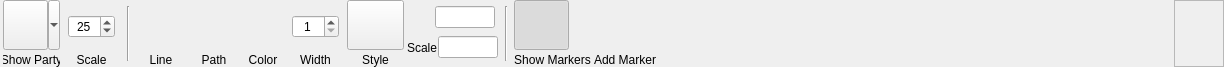
First picture: the form in DMHelper/src/ribbontabworldmap.ui, repository MMetze/DMHelper, before the edit.
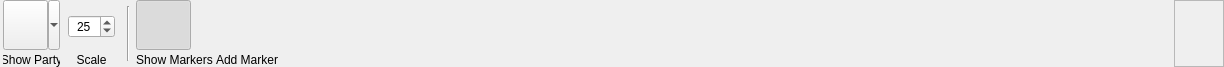
Second picture: the form after the edit. Icons and pictures are not drawn. Custom widgets are drawn as their Qt base class.

Commit message: Cleaned up and paths in battle

```diff
--- a/DMHelper/src/ribbontabworldmap.ui
+++ b/DMHelper/src/ribbontabworldmap.ui
@@ -229,588 +229,6 @@
      </property>
     </widget>
    </item>
-   <item>
-    <layout class="QVBoxLayout" name="verticalLayout_14">
-     <property name="spacing">
-      <number>0</number>
-     </property>
-     <item>
-      <widget class="QPushButton" name="btnDistance">
-       <property name="sizePolicy">
-        <sizepolicy hsizetype="Minimum" vsizetype="Fixed">
-         <horstretch>0</horstretch>
-         <verstretch>0</verstretch>
-        </sizepolicy>
-       </property>
-       <property name="minimumSize">
-        <size>
-         <width>50</width>
-         <height>50</height>
-        </size>
-       </property>
-       <property name="maximumSize">
-        <size>
-         <width>50</width>
-         <height>50</height>
-        </size>
-       </property>
-       <property name="toolTip">
-        <string>Drag to show the distance between two points</string>
-       </property>
-       <property name="text">
-        <string/>
-       </property>
-       <property name="icon">
-        <iconset resource="resources.qrc">
-         <normaloff>:/img/data/icon_distance.png</normaloff>:/img/data/icon_distance.png</iconset>
-       </property>
-       <property name="iconSize">
-        <size>
-         <width>40</width>
-         <height>40</height>
-        </size>
-       </property>
-       <property name="checkable">
-        <bool>true</bool>
-       </property>
-       <property name="autoDefault">
-        <bool>false</bool>
-       </property>
-       <property name="flat">
-        <bool>true</bool>
-       </property>
-      </widget>
-     </item>
-     <item>
-      <widget class="QLabel" name="lblDistance">
-       <property name="lineWidth">
-        <number>0</number>
-       </property>
-       <property name="text">
-        <string>Line</string>
-       </property>
-       <property name="alignment">
-        <set>Qt::AlignBottom|Qt::AlignHCenter</set>
-       </property>
-      </widget>
-     </item>
-    </layout>
-   </item>
-   <item>
-    <layout class="QVBoxLayout" name="verticalLayout_10">
-     <property name="spacing">
-      <number>0</number>
-     </property>
-     <item>
-      <widget class="QPushButton" name="btnFreeDistance">
-       <property name="sizePolicy">
-        <sizepolicy hsizetype="Minimum" vsizetype="Fixed">
-         <horstretch>0</horstretch>
-         <verstretch>0</verstretch>
-        </sizepolicy>
-       </property>
-       <property name="minimumSize">
-        <size>
-         <width>50</width>
-         <height>50</height>
-        </size>
-       </property>
-       <property name="maximumSize">
-        <size>
-         <width>50</width>
-         <height>50</height>
-        </size>
-       </property>
-       <property name="toolTip">
-        <string>Drag to show the distance along a line</string>
-       </property>
-       <property name="text">
-        <string/>
-       </property>
-       <property name="icon">
-        <iconset resource="resources.qrc">
-         <normaloff>:/img/data/icon_freedistance.png</normaloff>:/img/data/icon_freedistance.png</iconset>
-       </property>
-       <property name="iconSize">
-        <size>
-         <width>40</width>
-         <height>40</height>
-        </size>
-       </property>
-       <property name="checkable">
-        <bool>true</bool>
-       </property>
-       <property name="autoDefault">
-        <bool>false</bool>
-       </property>
-       <property name="flat">
-        <bool>true</bool>
-       </property>
-      </widget>
-     </item>
-     <item>
-      <widget class="QLabel" name="lblFreeDistance">
-       <property name="lineWidth">
-        <number>0</number>
-       </property>
-       <property name="text">
-        <string>Path</string>
-       </property>
-       <property name="alignment">
-        <set>Qt::AlignBottom|Qt::AlignHCenter</set>
-       </property>
-      </widget>
-     </item>
-    </layout>
-   </item>
-   <item>
-    <layout class="QVBoxLayout" name="verticalLayout_5">
-     <property name="spacing">
-      <number>0</number>
-     </property>
-     <item>
-      <spacer name="verticalSpacer_6">
-       <property name="orientation">
-        <enum>Qt::Vertical</enum>
-       </property>
-       <property name="sizeHint" stdset="0">
-        <size>
-         <width>42</width>
-         <height>13</height>
-        </size>
-       </property>
-      </spacer>
-     </item>
-     <item>
-      <layout class="QHBoxLayout" name="horizontalLayout_5">
-       <property name="spacing">
-        <number>0</number>
-       </property>
-       <item>
-        <spacer name="horizontalSpacer_4">
-         <property name="orientation">
-          <enum>Qt::Horizontal</enum>
-         </property>
-         <property name="sizeType">
-          <enum>QSizePolicy::Preferred</enum>
-         </property>
-         <property name="sizeHint" stdset="0">
-          <size>
-           <width>2</width>
-           <height>19</height>
-          </size>
-         </property>
-        </spacer>
-       </item>
-       <item>
-        <widget class="ColorPushButton" name="btnLineColor">
-         <property name="sizePolicy">
-          <sizepolicy hsizetype="Fixed" vsizetype="Fixed">
-           <horstretch>0</horstretch>
-           <verstretch>0</verstretch>
-          </sizepolicy>
-         </property>
-         <property name="minimumSize">
-          <size>
-           <width>30</width>
-           <height>30</height>
-          </size>
-         </property>
-         <property name="maximumSize">
-          <size>
-           <width>30</width>
-           <height>30</height>
-          </size>
-         </property>
-         <property name="toolTip">
-          <string>Select the line color</string>
-         </property>
-         <property name="text">
-          <string/>
-         </property>
-         <property name="iconSize">
-          <size>
-           <width>40</width>
-           <height>40</height>
-          </size>
-         </property>
-         <property name="flat">
-          <bool>true</bool>
-         </property>
-        </widget>
-       </item>
-       <item>
-        <spacer name="horizontalSpacer_5">
-         <property name="orientation">
-          <enum>Qt::Horizontal</enum>
-         </property>
-         <property name="sizeType">
-          <enum>QSizePolicy::Preferred</enum>
-         </property>
-         <property name="sizeHint" stdset="0">
-          <size>
-           <width>2</width>
-           <height>19</height>
-          </size>
-         </property>
-        </spacer>
-       </item>
-      </layout>
-     </item>
-     <item>
-      <spacer name="verticalSpacer_5">
-       <property name="orientation">
-        <enum>Qt::Vertical</enum>
-       </property>
-       <property name="sizeHint" stdset="0">
-        <size>
-         <width>42</width>
-         <height>13</height>
-        </size>
-       </property>
-      </spacer>
-     </item>
-     <item>
-      <widget class="QLabel" name="lblLineColor">
-       <property name="text">
-        <string>Color</string>
-       </property>
-       <property name="alignment">
-        <set>Qt::AlignBottom|Qt::AlignHCenter</set>
-       </property>
-      </widget>
-     </item>
-    </layout>
-   </item>
-   <item>
-    <layout class="QVBoxLayout" name="verticalLayout_6">
-     <property name="spacing">
-      <number>0</number>
-     </property>
-     <item>
-      <spacer name="verticalSpacer_7">
-       <property name="orientation">
-        <enum>Qt::Vertical</enum>
-       </property>
-       <property name="sizeHint" stdset="0">
-        <size>
-         <width>42</width>
-         <height>13</height>
-        </size>
-       </property>
-      </spacer>
-     </item>
-     <item>
-      <layout class="QHBoxLayout" name="horizontalLayout_8">
-       <property name="spacing">
-        <number>0</number>
-       </property>
-       <item>
-        <spacer name="horizontalSpacer_6">
-         <property name="orientation">
-          <enum>Qt::Horizontal</enum>
-         </property>
-         <property name="sizeType">
-          <enum>QSizePolicy::Preferred</enum>
-         </property>
-         <property name="sizeHint" stdset="0">
-          <size>
-           <width>5</width>
-           <height>17</height>
-          </size>
-         </property>
-        </spacer>
-       </item>
-       <item>
-        <widget class="QSpinBox" name="spinLineWidth">
-         <property name="toolTip">
-          <string>Set the scale of the party icon</string>
-         </property>
-         <property name="alignment">
-          <set>Qt::AlignCenter</set>
-         </property>
-         <property name="minimum">
-          <number>1</number>
-         </property>
-         <property name="maximum">
-          <number>999</number>
-         </property>
-         <property name="value">
-          <number>1</number>
-         </property>
-        </widget>
-       </item>
-       <item>
-        <spacer name="horizontalSpacer_7">
-         <property name="orientation">
-          <enum>Qt::Horizontal</enum>
-         </property>
-         <property name="sizeType">
-          <enum>QSizePolicy::Preferred</enum>
-         </property>
-         <property name="sizeHint" stdset="0">
-          <size>
-           <width>5</width>
-           <height>17</height>
-          </size>
-         </property>
-        </spacer>
-       </item>
-      </layout>
-     </item>
-     <item>
-      <spacer name="verticalSpacer_8">
-       <property name="orientation">
-        <enum>Qt::Vertical</enum>
-       </property>
-       <property name="sizeHint" stdset="0">
-        <size>
-         <width>42</width>
-         <height>13</height>
-        </size>
-       </property>
-      </spacer>
-     </item>
-     <item>
-      <widget class="QLabel" name="lblLineWidth">
-       <property name="text">
-        <string>Width</string>
-       </property>
-       <property name="alignment">
-        <set>Qt::AlignCenter</set>
-       </property>
-      </widget>
-     </item>
-    </layout>
-   </item>
-   <item>
-    <layout class="QVBoxLayout" name="verticalLayout_4">
-     <property name="spacing">
-      <number>0</number>
-     </property>
-     <item>
-      <layout class="QHBoxLayout" name="horizontalLayout_6">
-       <property name="spacing">
-        <number>0</number>
-       </property>
-       <item>
-        <widget class="QToolButton" name="btnLineType">
-         <property name="enabled">
-          <bool>true</bool>
-         </property>
-         <property name="minimumSize">
-          <size>
-           <width>57</width>
-           <height>50</height>
-          </size>
-         </property>
-         <property name="maximumSize">
-          <size>
-           <width>57</width>
-           <height>50</height>
-          </size>
-         </property>
-         <property name="toolTip">
-          <string>Select the line type</string>
-         </property>
-         <property name="iconSize">
-          <size>
-           <width>40</width>
-           <height>40</height>
-          </size>
-         </property>
-         <property name="checkable">
-          <bool>false</bool>
-         </property>
-         <property name="popupMode">
-          <enum>QToolButton::InstantPopup</enum>
-         </property>
-        </widget>
-       </item>
-      </layout>
-     </item>
-     <item>
-      <widget class="QLabel" name="lblLineType">
-       <property name="maximumSize">
-        <size>
-         <width>57</width>
-         <height>16777215</height>
-        </size>
-       </property>
-       <property name="text">
-        <string>Style</string>
-       </property>
-       <property name="alignment">
-        <set>Qt::AlignBottom|Qt::AlignHCenter</set>
-       </property>
-      </widget>
-     </item>
-    </layout>
-   </item>
-   <item>
-    <layout class="QVBoxLayout" name="verticalLayout_3">
-     <property name="spacing">
-      <number>0</number>
-     </property>
-     <item>
-      <layout class="QHBoxLayout" name="horizontalLayout_4">
-       <property name="spacing">
-        <number>1</number>
-       </property>
-       <item>
-        <widget class="QLabel" name="lblMeasurement">
-         <property name="sizePolicy">
-          <sizepolicy hsizetype="Fixed" vsizetype="Preferred">
-           <horstretch>0</horstretch>
-           <verstretch>0</verstretch>
-          </sizepolicy>
-         </property>
-         <property name="minimumSize">
-          <size>
-           <width>0</width>
-           <height>25</height>
-          </size>
-         </property>
-         <property name="maximumSize">
-          <size>
-           <width>25</width>
-           <height>25</height>
-          </size>
-         </property>
-         <property name="text">
-          <string/>
-         </property>
-         <property name="pixmap">
-          <pixmap resource="resources.qrc">:/img/data/icon_distance.png</pixmap>
-         </property>
-         <property name="scaledContents">
-          <bool>true</bool>
-         </property>
-         <property name="alignment">
-          <set>Qt::AlignLeading|Qt::AlignLeft|Qt::AlignVCenter</set>
-         </property>
-        </widget>
-       </item>
-       <item>
-        <widget class="QLineEdit" name="edtDistance">
-         <property name="enabled">
-          <bool>true</bool>
-         </property>
-         <property name="sizePolicy">
-          <sizepolicy hsizetype="Fixed" vsizetype="Fixed">
-           <horstretch>0</horstretch>
-           <verstretch>0</verstretch>
-          </sizepolicy>
-         </property>
-         <property name="minimumSize">
-          <size>
-           <width>0</width>
-           <height>0</height>
-          </size>
-         </property>
-         <property name="maximumSize">
-          <size>
-           <width>60</width>
-           <height>16777215</height>
-          </size>
-         </property>
-         <property name="font">
-          <font>
-           <weight>75</weight>
-           <bold>true</bold>
-          </font>
-         </property>
-         <property name="toolTip">
-          <string>The distance between two points</string>
-         </property>
-         <property name="styleSheet">
-          <string notr="true"/>
-         </property>
-         <property name="alignment">
-          <set>Qt::AlignCenter</set>
-         </property>
-         <property name="readOnly">
-          <bool>true</bool>
-         </property>
-        </widget>
-       </item>
-      </layout>
-     </item>
-     <item>
-      <layout class="QHBoxLayout" name="horizontalLayout_3">
-       <property name="spacing">
-        <number>1</number>
-       </property>
-       <item>
-        <widget class="QLabel" name="lblDistanceScale">
-         <property name="sizePolicy">
-          <sizepolicy hsizetype="Fixed" vsizetype="Preferred">
-           <horstretch>0</horstretch>
-           <verstretch>0</verstretch>
-          </sizepolicy>
-         </property>
-         <property name="minimumSize">
-          <size>
-           <width>0</width>
-           <height>25</height>
-          </size>
-         </property>
-         <property name="maximumSize">
-          <size>
-           <width>16777215</width>
-           <height>25</height>
-          </size>
-         </property>
-         <property name="text">
-          <string>Scale</string>
-         </property>
-         <property name="alignment">
-          <set>Qt::AlignLeading|Qt::AlignLeft|Qt::AlignVCenter</set>
-         </property>
-        </widget>
-       </item>
-       <item>
-        <widget class="QLineEdit" name="edtScale">
-         <property name="sizePolicy">
-          <sizepolicy hsizetype="Fixed" vsizetype="Fixed">
-           <horstretch>0</horstretch>
-           <verstretch>0</verstretch>
-          </sizepolicy>
-         </property>
-         <property name="maximumSize">
-          <size>
-           <width>60</width>
-           <height>16777215</height>
-          </size>
-         </property>
-         <property name="toolTip">
-          <string>The scale to apply to the map for measurements</string>
-         </property>
-        </widget>
-       </item>
-      </layout>
-     </item>
-    </layout>
-   </item>
-   <item>
-    <widget class="Line" name="line_1">
-     <property name="minimumSize">
-      <size>
-       <width>10</width>
-       <height>0</height>
-      </size>
-     </property>
-     <property name="maximumSize">
-      <size>
-       <width>10</width>
-       <height>55</height>
-      </size>
-     </property>
-     <property name="orientation">
-      <enum>Qt::Vertical</enum>
-     </property>
-    </widget>
-   </item>
    <item>
     <layout class="QVBoxLayout" name="verticalLayout_12">
      <property name="spacing">
@@ -968,11 +386,6 @@
   </layout>
  </widget>
  <customwidgets>
-  <customwidget>
-   <class>ColorPushButton</class>
-   <extends>QPushButton</extends>
-   <header>colorpushbutton.h</header>
-  </customwidget>
   <customwidget>
    <class>PublishButtonRibbon</class>
    <extends>QFrame</extends>
```
The commit also changes 21 other files.
